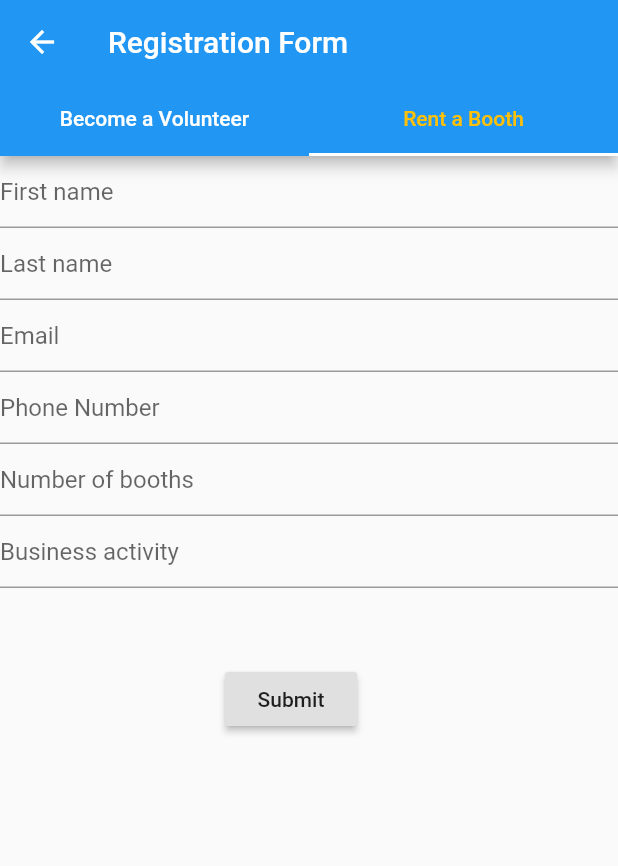
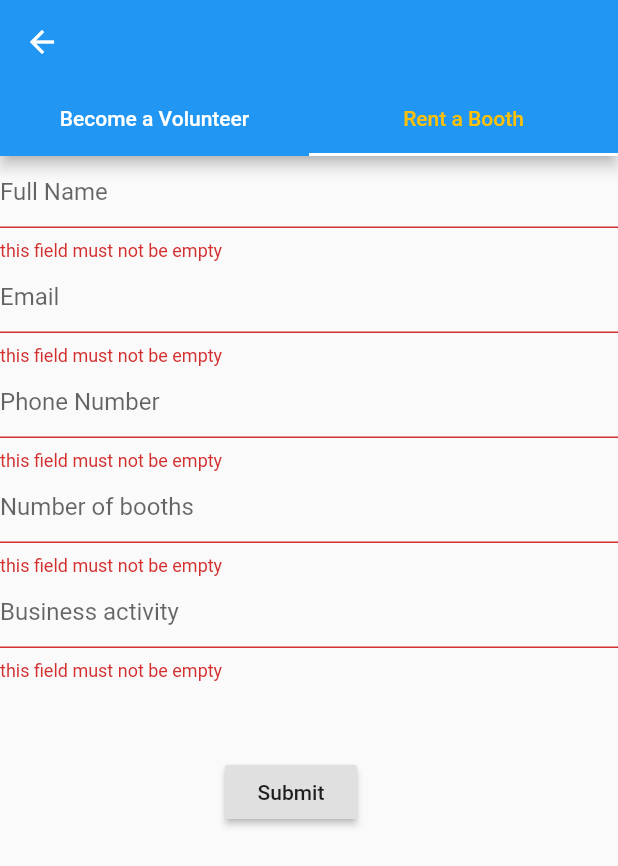
Before and after one commit to AhmedAlbassam/Flutter_Graduation_Project, a Flutter app: the HomePage screen opened directly, tab 2 chosen, after a tap on "Submit", on a phone screen of 412 x 824 dp. Shown: the top 866 px of the screen. Run offline on Flutter 3.47's test engine with Material 2 defaults, Android fonts, the phone set to English and light mode, and no system bars; our stand-ins replace cloud_firestore, firebase_auth, google_sign_in; accounts and stored records are empty.

Commit message:
TransferPage
Need BackEnd

```diff
--- a/lib/Participate.dart
+++ b/lib/Participate.dart
@@ -1,4 +1,5 @@
 import 'package:flutter/material.dart';
+import 'package:cloud_firestore/cloud_firestore.dart';
 class StartPage extends StatelessWidget {
   @override
   Widget build(BuildContext context) {
@@ -44,7 +45,6 @@ class _HomePageState extends State<HomePage> with SingleTickerProviderStateMixin
   Widget build(BuildContext context) {
     return new Scaffold(
       appBar: new AppBar(
-        title: new Text("Registration Form"),
         bottom: TabBar(
           unselectedLabelColor: Colors.white,
           labelColor: Colors.amber,
@@ -60,70 +60,65 @@ class _HomePageState extends State<HomePage> with SingleTickerProviderStateMixin
       ),
       body: TabBarView(
         children: [
-          MyApp(),MyApp1()
+          Volunteer(),BoothSeller()
         ],
         controller: _tabController,),
     );
   }
 }
 //=============================================================================================================================================================================
-class MyApp extends StatelessWidget {
+
+class Volunteer extends StatefulWidget {
   @override
-  Widget build(BuildContext context) {
-
-    return MaterialApp(
-      debugShowCheckedModeBanner : false,
-      home: Scaffold(
-        body: MyCustomForm(),
-      ),
-    );
+  VolunteerState createState() {
+    return VolunteerState();
   }
 }
-// Create a Form widget.
-class MyCustomForm extends StatefulWidget {
-  @override
-  MyCustomFormState createState() {
-    return MyCustomFormState();
+class VolunteerState extends State<Volunteer> {
+
+  final _formKey = GlobalKey<FormState>();
+  final db = Firestore.instance;
+  var volName;
+  var volEmail;
+  var volPhone;
+  var volExp;
+
+  Future<void> addVol() async {
+    final formState = _formKey.currentState;
+    if (formState.validate()) {
+      formState.save();
+      try {
+        await db.collection("Volunteers").add(
+            {
+              'volName':volName,
+              'volEmail':volEmail,
+              'volPhone':volPhone,
+              'volExp':volExp
+            }
+        );
+      } catch (e) {
+        print(e.message);
+      }
+    }
   }
-}
-// Create a corresponding State class.
-// This class holds data related to the form.
-class MyCustomFormState extends State<MyCustomForm> {
-  // Create a global key that uniquely identifies the Form widget
-  // and allows validation of the form.
-  //
-  // Note: This is a GlobalKey<FormState>,
-  // not a GlobalKey<MyCustomFormState>.
-  final _formKey = GlobalKey<FormState>();
   @override
   Widget build(BuildContext context) {
     // Build a Form widget using the _formKey created above.
-    return Container(
+    return Form(
       key: _formKey,
       child: Column(
         crossAxisAlignment: CrossAxisAlignment.start,
         children: <Widget>[
           TextFormField(
             decoration: InputDecoration(
-                hintText: 'First name'
+                hintText: 'Full name'
             ),
             validator: (value) {
               if (value.isEmpty) {
                 return 'this field must not be empty';
               }
               return null;
-            },
-          ),
-          TextFormField(
-            decoration: InputDecoration(
-                hintText: 'Last name'
-            ),
-            validator: (value) {
-              if (value.isEmpty) {
-                return 'this field must not be empty';
-              }
-              return null;
-            },
+            },  onSaved: (input) => volName = input,
           ),
           TextFormField(
             decoration: InputDecoration(
@@ -134,7 +129,7 @@ class MyCustomFormState extends State<MyCustomForm> {
                 return 'this field must not be empty';
               }
               return null;
-            },
+            },  onSaved: (input) => volEmail = input,
           ),
           TextFormField(
             decoration: InputDecoration(
@@ -145,27 +140,19 @@ class MyCustomFormState extends State<MyCustomForm> {
                 return 'this field must not be empty';
               }
               return null;
-            },
+            },  onSaved: (input) => volPhone = input,
           ),
-          TextField(
+          TextFormField(
             decoration: InputDecoration(
                 hintText: 'have you volunteered before? If so, name the events'
-            ),
+            ),  onSaved: (input) => volExp = input,
             maxLines: 3,
           ),
           Padding(
             padding:
             const EdgeInsets.symmetric(horizontal: 150,vertical: 50),
             child: RaisedButton(
-              onPressed: () {
-                // Validate returns true if the form is valid, or false
-                // otherwise.
-                if (_formKey.currentState.validate()) {
-                  // If the form is valid, display a Snackbar.
-                  Scaffold.of(context)
-                      .showSnackBar(SnackBar(content: Text('Processing Data')));
-                }
-              },
+              onPressed: addVol,
               child: Text('Submit'),
             ),
           ),
@@ -174,63 +161,62 @@ class MyCustomFormState extends State<MyCustomForm> {
     );
   }
 }
-class MyApp1 extends StatelessWidget {
-  @override
-  Widget build(BuildContext context) {
-    return MaterialApp(
-      debugShowCheckedModeBanner : false,
-      home: Scaffold(
-        body: BoothSeller(),
-      ),
-    );
-  }
-}
-// Create a Form widget.
 //=============================================================================================================================================================================
 class BoothSeller extends StatefulWidget {
   @override
-  MyCustomFormState2 createState() {
-    return MyCustomFormState2();
+  BoothSellerState createState() {
+    return BoothSellerState();
   }
 }
 // Create a corresponding State class.
 // This class holds data related to the form.
-class MyCustomFormState2 extends State<BoothSeller> {
-  // Create a global key that uniquely identifies the Form widget
-  // and allows validation of the form.
-  //
-  // Note: This is a GlobalKey<FormState>,
-  // not a GlobalKey<MyCustomFormState>.
+class BoothSellerState extends State<BoothSeller> {
+
   final _formKey = GlobalKey<FormState>();
+  final db = Firestore.instance;
+  var bsName;
+  var bsEmail;
+  var bsPhone;
+  var noOfBooth;
+  var activityType;
+
+  Future<void> addBS() async {
+    final formState = _formKey.currentState;
+    if (formState.validate()) {
+      formState.save();
+      try {
+        await db.collection("Booth Sellers").add(
+            {
+              'bsName':bsName,
+              'bsEmail':bsEmail,
+              'bsPhone':bsPhone,
+              'Number of booths':noOfBooth,
+              'Business Activity':activityType
+            }
+        );
+      } catch (e) {
+        print(e.message);
+      }
+    }
+  }
   @override
   Widget build(BuildContext context) {
     // Build a Form widget using the _formKey created above.
-    return Container(
+    return Form(
       key: _formKey,
       child: Column(
         crossAxisAlignment: CrossAxisAlignment.start,
         children: <Widget>[
           TextFormField(
             decoration: InputDecoration(
-                hintText: 'First name'
+                hintText: 'Full Name'
             ),
             validator: (value) {
               if (value.isEmpty) {
                 return 'this field must not be empty';
               }
               return null;
-            },
-          ),
-          TextFormField(
-            decoration: InputDecoration(
-                hintText: 'Last name'
-            ),
-            validator: (value) {
-              if (value.isEmpty) {
-                return 'this field must not be empty';
-              }
-              return null;
-            },
+            }, onSaved: (input) => bsName = input,
           ),
           TextFormField(
             decoration: InputDecoration(
@@ -241,7 +227,7 @@ class MyCustomFormState2 extends State<BoothSeller> {
                 return 'this field must not be empty';
               }
               return null;
-            },
+            }, onSaved: (input) => bsEmail = input,
           ),
           TextFormField(
             decoration: InputDecoration(
@@ -252,7 +238,7 @@ class MyCustomFormState2 extends State<BoothSeller> {
                 return 'this field must not be empty';
               }
               return null;
-            },
+            }, onSaved: (input) => bsPhone = input,
           ),
           TextFormField(
             decoration: InputDecoration(
@@ -263,7 +249,7 @@ class MyCustomFormState2 extends State<BoothSeller> {
                 return 'this field must not be empty';
               }
               return null;
-            },
+            }, onSaved: (input) => noOfBooth = input,
           ),
           TextFormField(
             decoration: InputDecoration(
@@ -274,20 +260,12 @@ class MyCustomFormState2 extends State<BoothSeller> {
                 return 'this field must not be empty';
               }
               return null;
-            },
+            }, onSaved: (input) => activityType = input,
           ),
           Padding(
             padding:  const EdgeInsets.symmetric(horizontal: 150,vertical: 50),
             child: RaisedButton(
-              onPressed: () {
-                // Validate returns true if the form is valid, or false
-                // otherwise.
-                if (_formKey.currentState.validate()) {
-                  // If the form is valid, display a Snackbar.
-                  Scaffold.of(context)
-                      .showSnackBar(SnackBar(content: Text('Processing Data')));
-                }
-              },
+              onPressed: addBS,
               child: Text('Submit'),
             ),
           ),
```
Also changed, not shown: lib/home.dart (+5 -7 lines), lib/login.dart (+58 -20 lines), lib/main.dart (+6 -6 lines).
